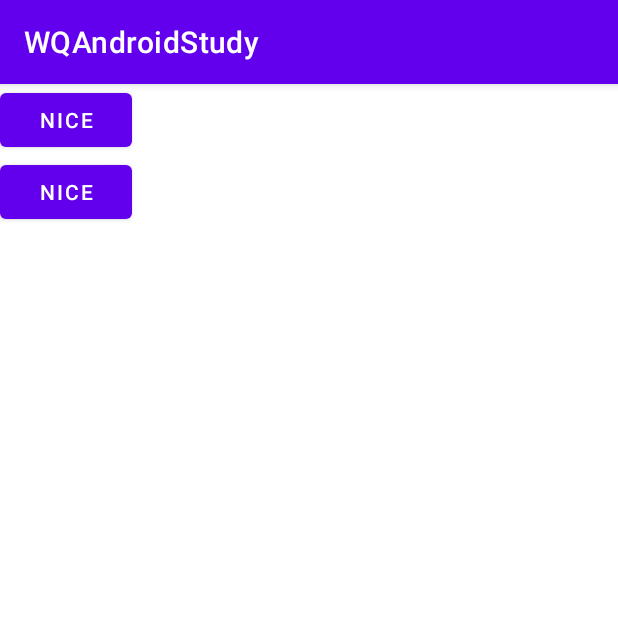
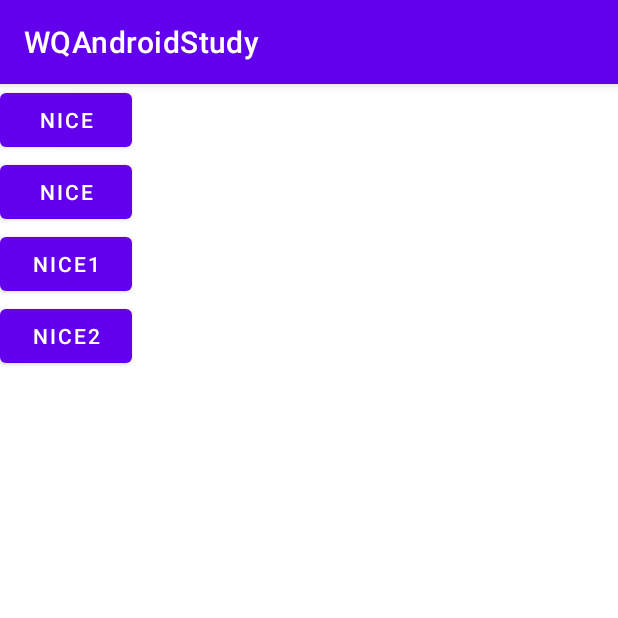
Before and after one commit to lyzqw/wyq_github_android_study, an Android app: the screen it shows after launch (BindActivity), on a phone screen of 412 x 824 dp, the top half of it. Run offline under Robolectric (Android 15) with nearby library versions, the phone set to English and light mode, and no system bars; 2 statements that could not run were skipped.

Commit message:
点击注解
Signed-off-by: liuyuzhe <15313482685@163.com>

```diff
--- a/app/src/main/java/com/qwlyz/androidstudy/BindActivity.java
+++ b/app/src/main/java/com/qwlyz/androidstudy/BindActivity.java
@@ -10,6 +10,7 @@ import androidx.annotation.Nullable;
 import androidx.appcompat.app.AppCompatActivity;
 
 import com.wq.glide.annotation.compiler.BindView;
+import com.wq.glide.annotation.compiler.OnClick;
 import com.yuwq.libs_common.ViewFinder;
 
 public class BindActivity extends AppCompatActivity {
@@ -26,8 +27,13 @@ public class BindActivity extends AppCompatActivity {
         findViewById(R.id.btn).setOnClickListener(new View.OnClickListener() {
             @Override
             public void onClick(View v) {
-                Log.d("tag", "onClick: "+mTextView.getId());
+                Log.d("tag", "onClick: " + mTextView.getId());
             }
         });
     }
+
+    @OnClick({R.id.btn1, R.id.btn2})
+    public void onButtonClick(View view) {
+        System.out.println("111: "+view.getId());
+    }
 }
--- a/app/src/main/res/layout/activity_main.xml
+++ b/app/src/main/res/layout/activity_main.xml
@@ -19,6 +19,18 @@
         android:layout_width="wrap_content"
         android:layout_height="wrap_content"/>
 
+    <Button
+        android:id="@+id/btn1"
+        android:text="nice1"
+        android:layout_width="wrap_content"
+        android:layout_height="wrap_content"/>
+
+    <Button
+        android:id="@+id/btn2"
+        android:text="nice2"
+        android:layout_width="wrap_content"
+        android:layout_height="wrap_content"/>
+
     <androidx.recyclerview.widget.RecyclerView
         android:id="@+id/recycler_view"
         android:layout_width="match_parent"
```
Also changed, not shown: annotation/src/main/java/com/wq/glide/annotation/compiler/OnClick.java (added, +13 -0 lines), compiler/src/main/java/com/wq/glide/compiler/AnnotatedClass.java (+30 -22 lines), compiler/src/main/java/com/wq/glide/compiler/OnClickMethod.java (added, +37 -0 lines), compiler/src/main/java/com/wq/glide/compiler/ViewFinderProcessor.java (+12 -10 lines).
